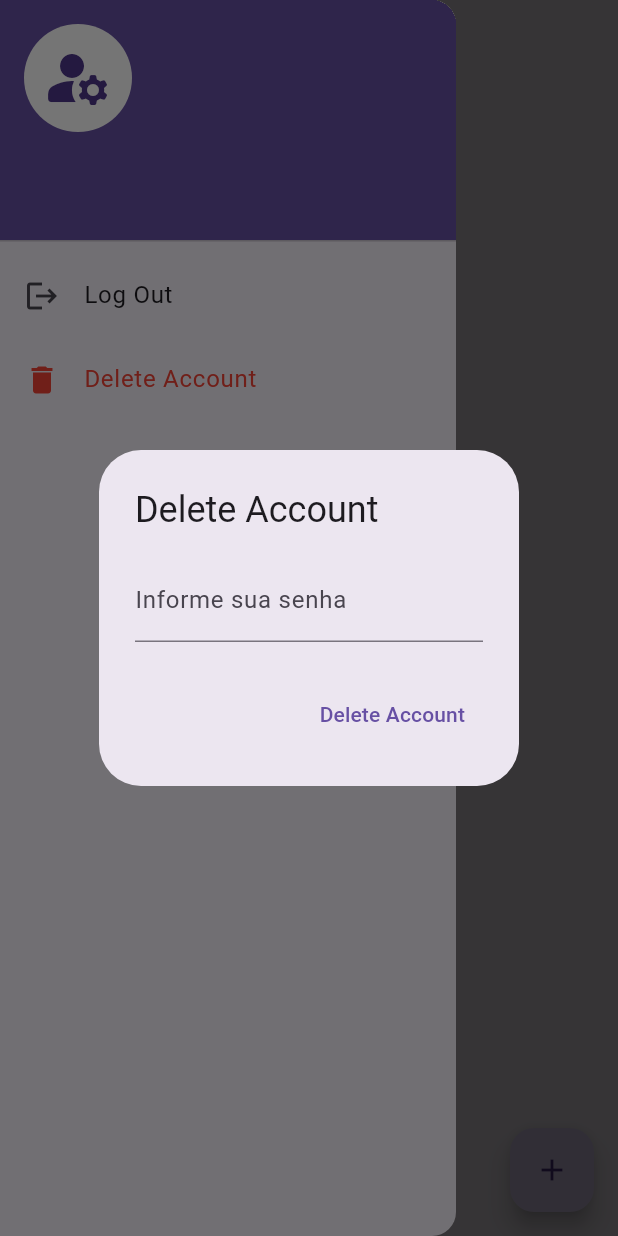
After one commit to esteves014/horas_v3, a Flutter app: the screen it shows once a user with an empty profile is signed in, in the side drawer, after a tap on "Delete Account", on a phone screen of 412 x 824 dp. The commit adds this screen. Run offline on Flutter 3.47's test engine with Material 3 defaults, Android fonts, the phone set to English and light mode, and no system bars; our stand-ins replace cloud_firestore, firebase_auth, firebase_core, firebase_messaging, google_sign_in, mask_text_input_formatter; accounts and stored records are empty; generated files the repository leaves out were written again.

Commit message:
criação de recuperar senha e deletar conta

```diff
--- /dev/null
+++ b/lib/components/delete_account_modal.dart
@@ -0,0 +1,73 @@
+import 'package:firebase_auth/firebase_auth.dart';
+import 'package:flutter/material.dart';
+import 'package:horas_v3/services/auth_service.dart';
+
+class DeleteAccountModal extends StatefulWidget {
+  final User user;
+
+  const DeleteAccountModal({super.key, required this.user});
+
+  @override
+  State<DeleteAccountModal> createState() => _DeleteAccountModalState();
+}
+
+class _DeleteAccountModalState extends State<DeleteAccountModal> {
+  final _keyForm = GlobalKey<FormState>();
+  final _passwordController = TextEditingController();
+  AuthService authService = AuthService();
+
+  @override
+  Widget build(BuildContext context) {
+    return AlertDialog(
+      title: Text('Delete Account'),
+      content: Form(
+        key: _keyForm,
+        child: TextFormField(
+          controller: _passwordController,
+          obscureText: true,
+          keyboardType: TextInputType.visiblePassword,
+          decoration: InputDecoration(labelText: 'Informe sua senha'),
+          validator: (value) {
+            if (value!.isEmpty) {
+              return 'Por favor, informe sua senha';
+            }
+            return null;
+          },
+        ),
+      ),
+      actions: <TextButton>[
+        TextButton(
+          onPressed: () {
+            if (_keyForm.currentState!.validate()) {
+              authService
+                  .loginUser(
+                    email: widget.user.email!,
+                    password: _passwordController.text,
+                  )
+                  .then((String? erro) {
+                    if (erro != null) {
+                      Navigator.pop(context);
+                      final snackBar = SnackBar(
+                        content: Text(erro),
+                        backgroundColor: Colors.red,
+                      );
+                      ScaffoldMessenger.of(context).showSnackBar(snackBar);
+                    } else {
+                      if (context.mounted) {
+                        Navigator.of(context).pop();
+                      }
+                      Navigator.pop(context);
+
+                      authService.deleteAccount(
+                        password: _passwordController.text,
+                      );
+                    }
+                  });
+            }
+          },
+          child: const Text('Delete Account'),
+        ),
+      ],
+    );
+  }
+}
--- a/lib/components/menu.dart
+++ b/lib/components/menu.dart
@@ -1,5 +1,6 @@
 import 'package:firebase_auth/firebase_auth.dart';
 import 'package:flutter/material.dart';
+import 'package:horas_v3/components/delete_account_modal.dart';
 import 'package:horas_v3/services/auth_service.dart';
 
 class Menu extends StatelessWidget {
@@ -27,6 +28,21 @@ class Menu extends StatelessWidget {
               AuthService().logout();
             },
           ),
+          ListTile(
+            leading: Icon(Icons.delete, color: Colors.red,),
+            title: const Text(
+              'Delete Account',
+              style: TextStyle(color: Colors.red),
+            ),
+            onTap: () {
+              showDialog(
+                context: context,
+                builder: (BuildContext context) {
+                  return DeleteAccountModal(user: user,);
+                },
+              );
+            },
+          ),
         ],
       ),
     );
--- a/lib/main.dart
+++ b/lib/main.dart
@@ -1,15 +1,24 @@
 import 'package:firebase_auth/firebase_auth.dart';
+import 'package:firebase_core/firebase_core.dart';
+import 'package:firebase_messaging/firebase_messaging.dart';
 import 'package:flutter/material.dart';
 import 'package:horas_v3/screens/home_screen.dart';
 import 'package:horas_v3/screens/login_screen.dart';
-import 'package:firebase_core/firebase_core.dart';
+
 import 'firebase_options.dart';
 
 void main() async {
   WidgetsFlutterBinding.ensureInitialized();
   await Firebase.initializeApp(options: DefaultFirebaseOptions.currentPlatform);
 
+  FirebaseMessaging.onBackgroundMessage(_firebaseMessagingBackgroundHandler);
+
   runApp(const MyApp());
+}
+
+@pragma('vm:entry-point')
+Future<void> _firebaseMessagingBackgroundHandler(RemoteMessage message) async {
+  await Firebase.initializeApp();
 }
 
 class MyApp extends StatelessWidget {
--- a/lib/screens/home_screen.dart
+++ b/lib/screens/home_screen.dart
@@ -1,5 +1,6 @@
 import 'package:cloud_firestore/cloud_firestore.dart';
 import 'package:firebase_auth/firebase_auth.dart';
+import 'package:firebase_messaging/firebase_messaging.dart';
 import 'package:flutter/material.dart';
 import 'package:horas_v3/components/menu.dart';
 import 'package:horas_v3/helpers/hour_helper.dart';
@@ -23,6 +24,7 @@ class _HomeScreenState extends State<HomeScreen> {
   @override
   void initState() {
     super.initState();
+    setupFCM();
     refresh();
   }
 
@@ -199,8 +201,10 @@ class _HomeScreenState extends State<HomeScreen> {
 
   void refresh() async {
     List<Hour> temp = [];
-    QuerySnapshot<Map<String, dynamic>> snapshot = await firestore.collection(widget.user.uid).get();
-    for (var doc in snapshot.docs){
+    QuerySnapshot<Map<String, dynamic>> snapshot = await firestore
+        .collection(widget.user.uid)
+        .get();
+    for (var doc in snapshot.docs) {
       temp.add(Hour.fromMap(doc.data()));
     }
 
@@ -208,4 +212,42 @@ class _HomeScreenState extends State<HomeScreen> {
       listHours = temp;
     });
   }
+
+  void setupFCM() async {
+    final fcmToken = await FirebaseMessaging.instance.getToken();
+    print(fcmToken);
+    FirebaseMessaging messaging = FirebaseMessaging.instance;
+
+    NotificationSettings settings = await messaging.requestPermission(
+      alert: true,
+      announcement: false,
+      badge: true,
+      carPlay: false,
+      criticalAlert: false,
+      provisional: false,
+      sound: true,
+    );
+
+    if (settings.authorizationStatus == AuthorizationStatus.authorized) {
+      print('User granted permission');
+    } else if (settings.authorizationStatus ==
+        AuthorizationStatus.provisional) {
+      print('User granted provisional permission.');
+    } else {
+      print('User declined or has not accepted permission.');
+    }
+
+    FirebaseMessaging.onMessage.listen((RemoteMessage message) {
+      print('Got a message whilist in the foreground');
+      print('Message data: ${message.data}');
+
+      if (message.notification != null) {
+        print('Message also contained a notification: ${message.notification}');
+      }
+    });
+
+    FirebaseMessaging.onMessageOpenedApp.listen((RemoteMessage message) {
+      print('A new onMessageOpenedApp event was published');
+    });
+  }
 }
--- a/lib/screens/login_screen.dart
+++ b/lib/screens/login_screen.dart
@@ -2,7 +2,7 @@ import 'package:firebase_auth/firebase_auth.dart';
 import 'package:flutter/material.dart';
 import 'package:google_sign_in/google_sign_in.dart';
 import 'package:horas_v3/screens/register_screen.dart';
-import 'package:horas_v3/screens/reset_password_modal.dart';
+import 'package:horas_v3/components/reset_password_modal.dart';
 import 'package:horas_v3/services/auth_service.dart';
 
 class LoginScreen extends StatelessWidget {
```
Also changed, not shown: lib/components/reset_password_modal.dart (renamed from lib/screens/reset_password_modal.dart).
